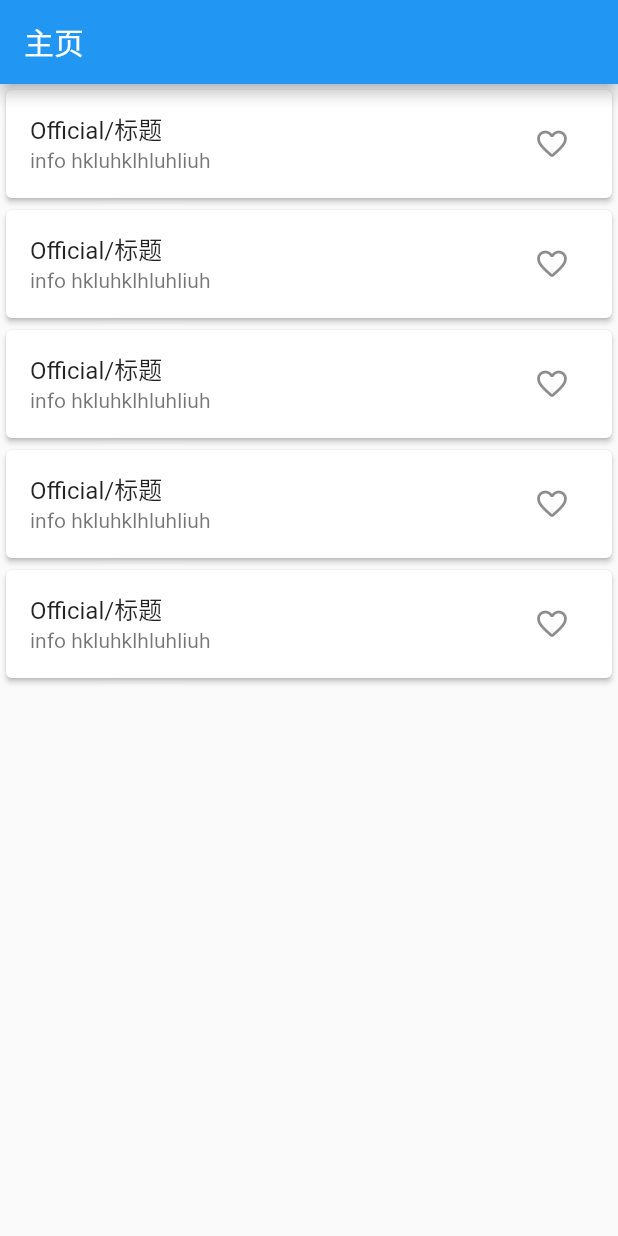
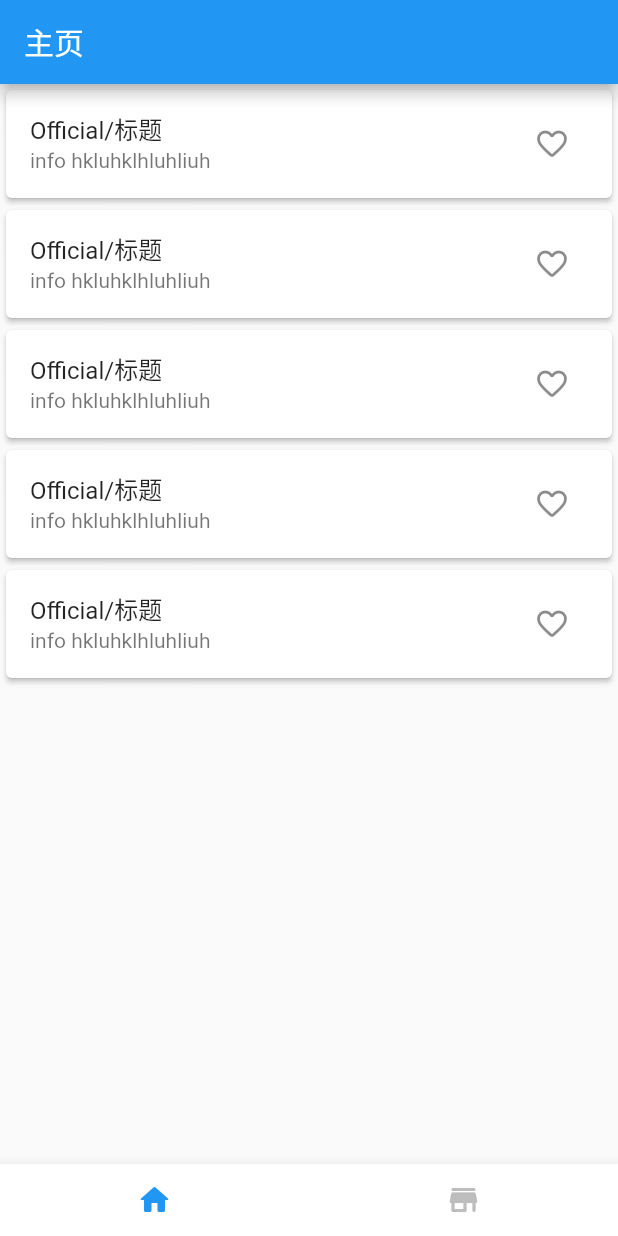
Before and after one commit to yang-lile/ddm_client, a Flutter app: the screen it shows after launch, on a phone screen of 412 x 824 dp. Run offline on Flutter 3.47's test engine with Material 2 defaults, Android fonts, the phone set to English and light mode, and no system bars; our stand-ins replace get, hive, hive_flutter; accounts and stored records are empty.

Commit message:
细化页面布局，添加左右滑动逻辑，添加了国际化

```diff
--- /dev/null
+++ b/lib/pages/main_page/bottom_app_bar_item.dart
@@ -0,0 +1,34 @@
+import 'package:ddm_client/pages/main_page/page_state_controller.dart';
+import 'package:flutter/material.dart';
+import 'package:get/get.dart';
+
+class BottomAppBarItem extends StatelessWidget {
+  final IconData icon;
+  final FuntionPages state;
+  final PageController pageController;
+  const BottomAppBarItem({Key key, this.icon, this.state, this.pageController})
+      : super(key: key);
+
+  @override
+  Widget build(BuildContext context) {
+    return GetBuilder<PageStateController>(
+      init: PageStateController(),
+      builder: (controller) {
+        return IconButton(
+          icon: Icon(icon),
+          color: state == controller.pageState
+              ? Get.theme.primaryColor
+              : Colors.grey[400],
+          onPressed: () {
+            Get.find<PageStateController>().pageState = state;
+            pageController.animateToPage(
+              state == FuntionPages.Home ? 0 : 1,
+              curve: Curves.easeOutQuart,
+              duration: Duration(milliseconds: 500),
+            );
+          },
+        );
+      },
+    );
+  }
+}
--- /dev/null
+++ b/lib/pages/main_page/main_page.dart
@@ -0,0 +1,57 @@
+import 'package:ddm_client/pages/main_page/bottom_app_bar_item.dart';
+import 'package:ddm_client/pages/main_page/rulers_list.dart';
+import 'package:ddm_client/pages/main_page/store_list.dart';
+import 'package:flutter/material.dart';
+import 'package:get/get.dart';
+import 'page_state_controller.dart';
+
+class MainPage extends StatelessWidget {
+  final pageController = PageController(initialPage: 0);
+  @override
+  Widget build(BuildContext context) {
+    return Scaffold(
+      appBar: AppBar(
+        title: pageState2Widget(),
+      ),
+      body: PageView(
+        controller: pageController,
+        onPageChanged: (index) => Get.find<PageStateController>().pageState =
+            index == 0 ? FuntionPages.Home : FuntionPages.Store,
+        children: [
+          RulersList(),
+          StoreList(),
+        ],
+      ),
+      bottomNavigationBar: BottomAppBar(
+        shape: CircularNotchedRectangle(),
+        child: Row(
+          mainAxisAlignment: MainAxisAlignment.spaceAround,
+          mainAxisSize: MainAxisSize.max,
+          children: [
+            BottomAppBarItem(
+              icon: Icons.home_rounded,
+              state: FuntionPages.Home,
+              pageController: pageController,
+            ),
+            BottomAppBarItem(
+              icon: Icons.store_rounded,
+              state: FuntionPages.Store,
+              pageController: pageController,
+            ),
+          ],
+        ),
+      ),
+    );
+  }
+
+  Widget pageState2Widget() {
+    return GetBuilder<PageStateController>(
+      init: PageStateController(),
+      builder: (controller) {
+        return Text(
+          controller.pageState == FuntionPages.Home ? 'home'.tr : 'store'.tr,
+        );
+      },
+    );
+  }
+}
--- /dev/null
+++ b/lib/pages/main_page/page_state_controller.dart
@@ -0,0 +1,16 @@
+import 'package:get/get.dart';
+
+enum FuntionPages {
+  Home,
+  Store,
+}
+
+class PageStateController extends GetxController {
+  final _pageState = FuntionPages.Home.obs;
+  set pageState(value) {
+    this._pageState.value = value;
+    update();
+  }
+
+  get pageState => this._pageState.value;
+}
--- a/lib/pages/main_page.dart
+++ b/lib/pages/main_page/ruler_card.dart
@@ -1,32 +1,4 @@
 import 'package:flutter/material.dart';
-
-class MainPage extends StatelessWidget {
-  @override
-  Widget build(BuildContext context) {
-    return Scaffold(
-      appBar: AppBar(
-        title: Text('主页'),
-      ),
-      body: DataManager(),
-    );
-  }
-}
-
-class DataManager extends StatelessWidget {
-  const DataManager({
-    Key key,
-  }) : super(key: key);
-
-  @override
-  Widget build(BuildContext context) {
-    return ListView.builder(
-      itemCount: 5,
-      itemBuilder: (context, index) {
-        return RulerCard();
-      },
-    );
-  }
-}
 
 class RulerCard extends StatelessWidget {
   const RulerCard({Key key}) : super(key: key);
@@ -44,8 +16,7 @@ class RulerCard extends StatelessWidget {
           // color: Colors.pink[400],
           // dislike
           icon: Icon(Icons.favorite_outline_rounded),
-          onPressed: () {
-          },
+          onPressed: () {},
         ),
         onTap: () {},
       ),
--- /dev/null
+++ b/lib/pages/main_page/rulers_list.dart
@@ -0,0 +1,18 @@
+import 'package:ddm_client/pages/main_page/ruler_card.dart';
+import 'package:flutter/material.dart';
+
+class RulersList extends StatelessWidget {
+  const RulersList({
+    Key key,
+  }) : super(key: key);
+
+  @override
+  Widget build(BuildContext context) {
+    return ListView.builder(
+      itemCount: 5,
+      itemBuilder: (context, index) {
+        return RulerCard();
+      },
+    );
+  }
+}
```
Also changed, not shown: lib/main.dart (+15 -5 lines), lib/pages/main_page/store_list.dart (added, +18 -0 lines), lib/translation.dart (added, +13 -0 lines).
